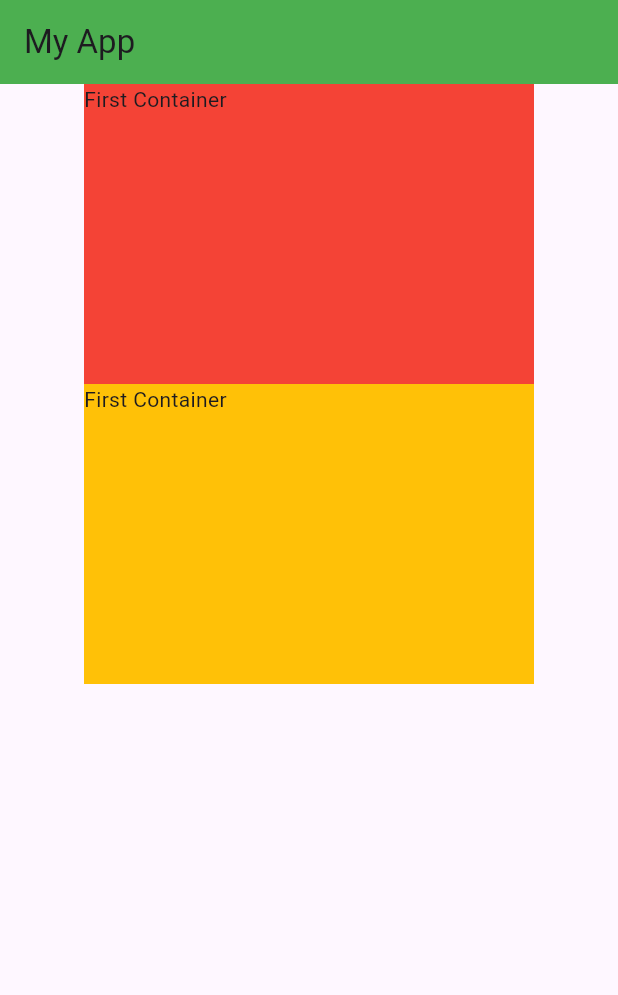
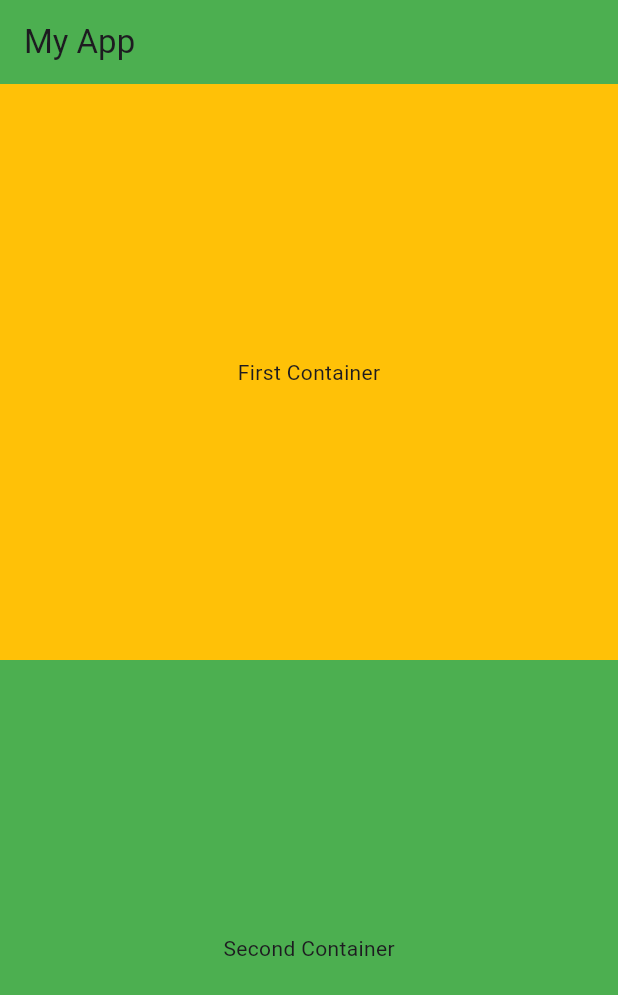
Before and after one commit to diwasbk2k3/my_first_app, a Flutter app: the screen it shows after launch, on a phone screen of 412 x 824 dp. Shown: the top 995 px of the screen. Run offline on Flutter 3.47's test engine with Material 3 defaults, Android fonts, the phone set to English and light mode, and no system bars.

Commit message:
Expanded Screen

```diff
--- a/lib/screens/flexible_expanded_screen.dart
+++ b/lib/screens/flexible_expanded_screen.dart
@@ -1,5 +1,4 @@
 import 'package:flutter/material.dart';
-import 'package:my_first_app/app.dart';
 
 class FlexibleExpandedScreen extends StatelessWidget {
   const FlexibleExpandedScreen({super.key});
@@ -12,17 +11,21 @@ class FlexibleExpandedScreen extends StatelessWidget {
       body: Center(
         child: Column(
           children: [
-            Container(
-              height: 200,
-              width: 300,
-              decoration: BoxDecoration(color: Colors.red),
-              child: Text("First Container"),
+            Expanded(
+              child: Container(
+                alignment: Alignment.center,
+                width: double.infinity,
+                decoration: BoxDecoration(color: Colors.amber),
+                child: Text("First Container"),
+              ),
             ),
-            Container(
-              height: 200,
-              width: 300,
-              decoration: BoxDecoration(color: Colors.amber),
-              child: Text("First Container"),
+            Expanded(
+              child: Container(
+                alignment: Alignment.center,
+                width: double.infinity,
+                decoration: BoxDecoration(color: Colors.green),
+                child: Text("Second Container"),
+              ),
             ),
           ],
         ),
```
